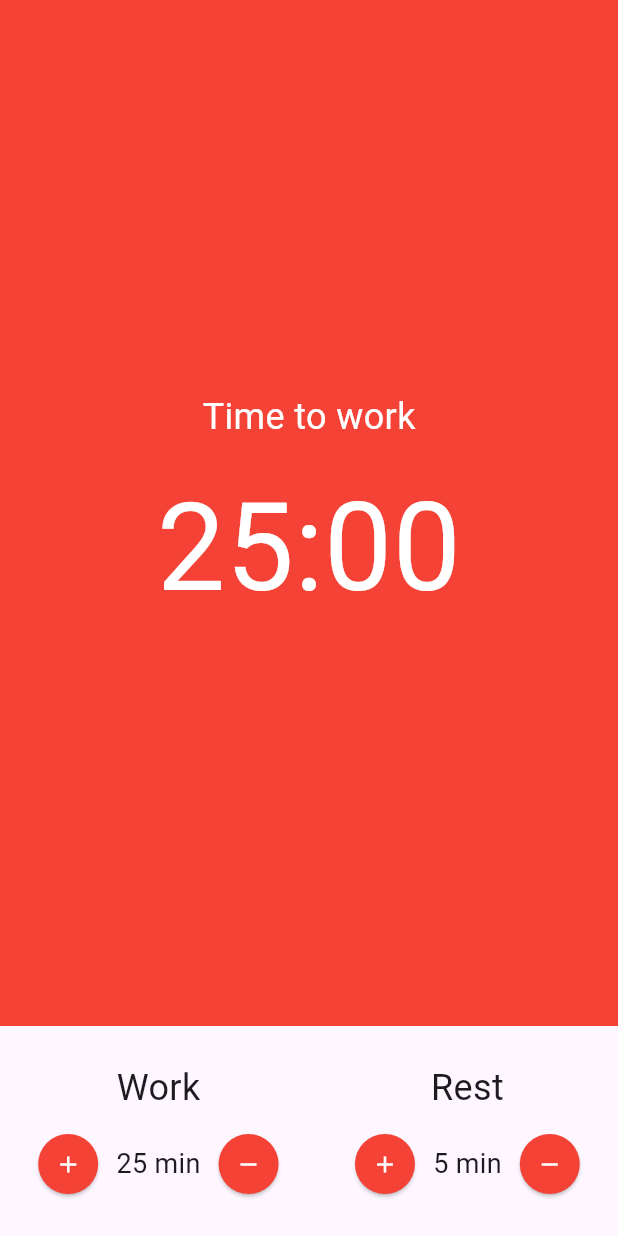
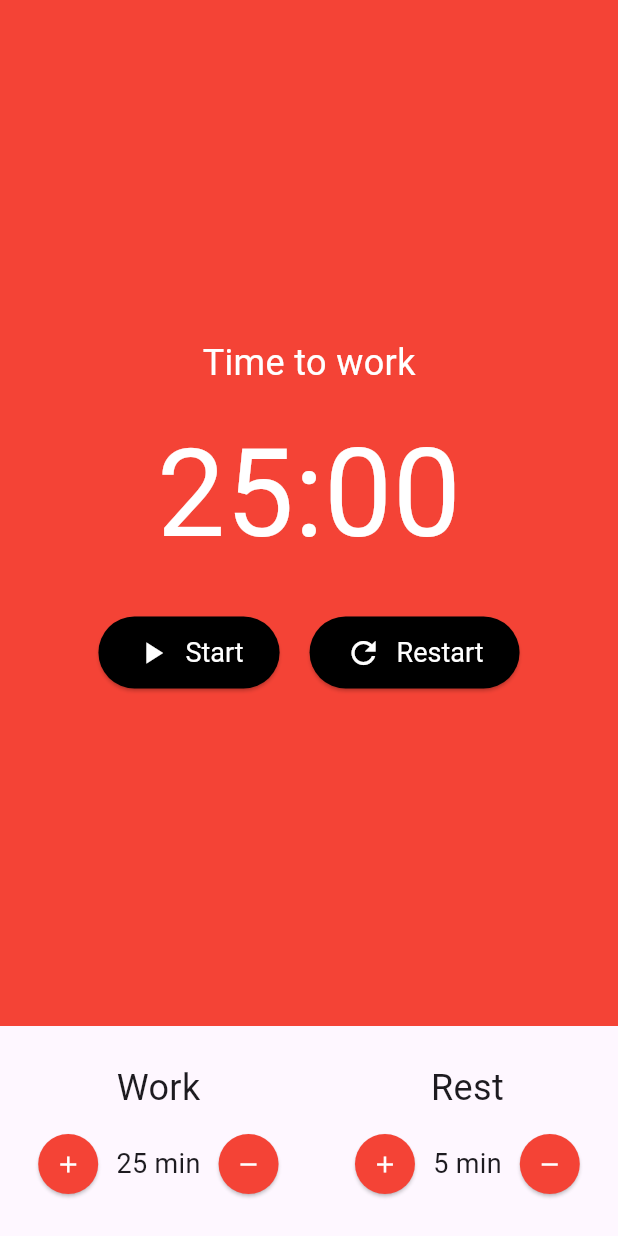
Before and after one commit to JacksonMonteiro/flutter_pomodoro_app, a Flutter app: the screen it shows after launch, on a phone screen of 412 x 824 dp. Run offline on Flutter 3.47's test engine with Material 2 defaults, Android fonts, the phone set to English and light mode, and no system bars; our stand-ins replace mobx; generated files the repository leaves out were written again.

Commit message:
cronometer button component

```diff
--- a/lib/components/cronometer.dart
+++ b/lib/components/cronometer.dart
@@ -1,4 +1,5 @@
 import 'package:flutter/material.dart';
+import 'package:pomodoro/components/cronometer_button.dart';
 
 class Cronometer extends StatelessWidget {
   const Cronometer({Key? key}) : super(key: key);
@@ -7,8 +8,7 @@ class Cronometer extends StatelessWidget {
   Widget build(BuildContext context) {
     return Container(
       color: Colors.red,
-      child:
-          Column(mainAxisAlignment: MainAxisAlignment.center, children: const [
+      child: Column(mainAxisAlignment: MainAxisAlignment.center, children: [
         Text(
           'Time to work',
           style: TextStyle(
@@ -26,6 +26,25 @@ class Cronometer extends StatelessWidget {
             color: Colors.white,
           ),
         ),
+        SizedBox(
+          height: 24,
+        ),
+        Row(
+          mainAxisAlignment: MainAxisAlignment.center,
+          children: const [
+            Padding(
+                padding: EdgeInsets.only(right: 10),
+                child: CronometerButton(text: 'Start', icon: Icons.play_arrow)),
+            // Padding(
+            //   padding: EdgeInsets.only(rigth: 10),
+            //   child: CronometerButton(text: 'Stop', icon: Icons.stop),
+            // ),
+            Padding(
+              padding: EdgeInsets.only(left: 10),
+              child: CronometerButton(text: 'Restart', icon: Icons.refresh),
+            ),
+          ],
+        )
       ]),
     );
   }
--- /dev/null
+++ b/lib/components/cronometer_button.dart
@@ -0,0 +1,43 @@
+import 'package:flutter/material.dart';
+
+class CronometerButton extends StatelessWidget {
+  final String text;
+  final IconData icon;
+
+  const CronometerButton({Key? key, required this.text, required this.icon})
+      : super(key: key);
+
+  @override
+  Widget build(BuildContext context) {
+    return ElevatedButton(
+      onPressed: () {},
+      style: ElevatedButton.styleFrom(
+          primary: Colors.black,
+          padding: const EdgeInsets.symmetric(
+            horizontal: 24,
+            vertical: 12,
+          ),
+          textStyle: const TextStyle(
+            fontSize: 18,
+          )),
+      child: Row(
+        children: [
+          Padding(
+            padding: const EdgeInsets.only(right: 10),
+            child: Icon(
+              icon,
+              size: 24,
+              color: Colors.white,
+            ),
+          ),
+          Text(
+            text,
+            style: const TextStyle(
+              color: Colors.white,
+            ),
+          )
+        ],
+      ),
+    );
+  }
+}
```
